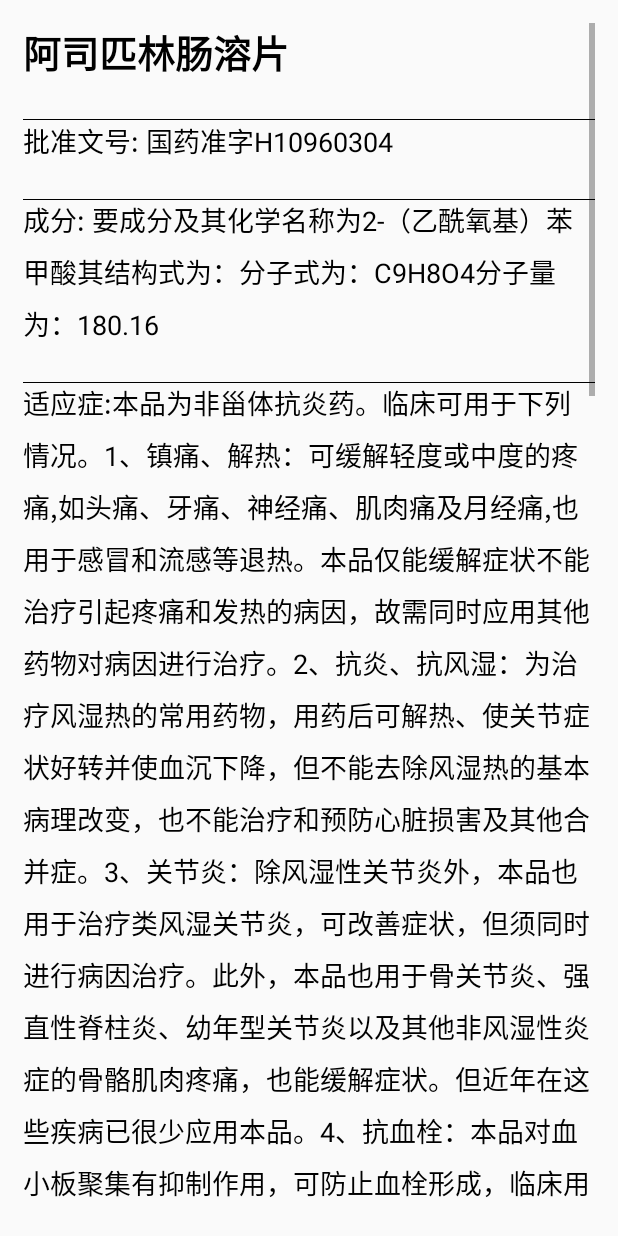
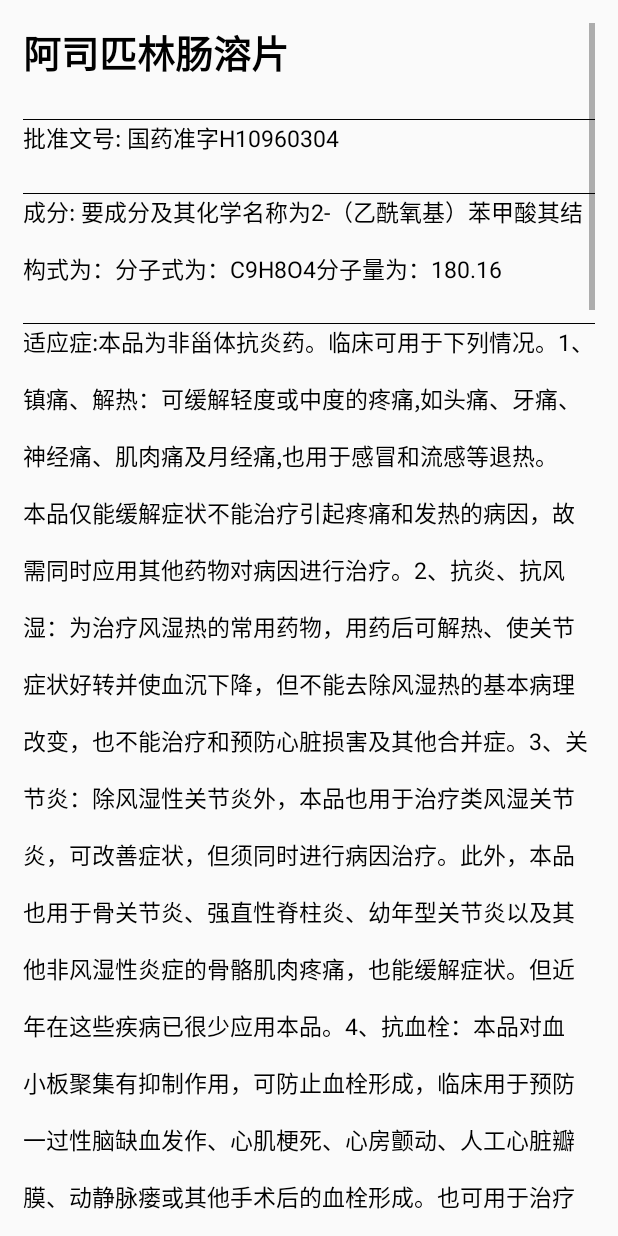
Before and after one commit to jackGWY/XinZangApp, an Android app: the bMedicine1Activity screen opened directly, with no data from a screen before it, on a phone screen of 412 x 824 dp. Run offline under Robolectric (Android 15) with nearby library versions, the phone set to English and light mode, and no system bars; 8 statements that could not run were skipped.

Commit message:
加入a7，改变字体大小和间距 durgText

```diff
--- a/app/src/main/java/com/guo/http/GetDrugInfo.java
+++ b/app/src/main/java/com/guo/http/GetDrugInfo.java
@@ -44,7 +44,7 @@ public class GetDrugInfo implements Callable<List<drugInfo>> {
         List<drugInfo> List2 = null;
         try {
             OkHttpClient client = new OkHttpClient();
-            Request request = new Request.Builder().url("http://192.168.123.226:8080/heart/drug/getDrugInfo").build();
+            Request request = new Request.Builder().url(url).build();
             Response response = client.newCall(request).execute();
             String responseData = response.body().string();
 
--- a/app/src/main/java/com/guo/xinzangapp/medicine/bMedicine1Activity.java
+++ b/app/src/main/java/com/guo/xinzangapp/medicine/bMedicine1Activity.java
@@ -10,7 +10,7 @@ import com.guo.xinzangapp.R;
 
 public class bMedicine1Activity extends AppCompatActivity {
 
-    private TextView a1,a2,a3,a4,a5,a6;
+    private TextView a1,a2,a3,a4,a5,a6,a7;
     @Override
     protected void onCreate(Bundle savedInstanceState) {
         super.onCreate(savedInstanceState);
@@ -26,6 +26,7 @@ public class bMedicine1Activity extends AppCompatActivity {
         a4 = (TextView) findViewById(R.id.drugDetail_a4);
         a5 = (TextView) findViewById(R.id.drugDetail_a5);
         a6 = (TextView) findViewById(R.id.drugDetail_a6);
+        a7 = (TextView) findViewById(R.id.drugDetail_a7);
 
         a1.setText(dInfo.getA1());
         a2.setText(dInfo.getA2());
@@ -33,5 +34,6 @@ public class bMedicine1Activity extends AppCompatActivity {
         a4.setText(dInfo.getA4());
         a5.setText(dInfo.getA5());
         a6.setText(dInfo.getA6());
+        a6.setText(dInfo.getA6());
     }
 }
--- a/app/src/main/res/layout/activity_b_medicine1.xml
+++ b/app/src/main/res/layout/activity_b_medicine1.xml
@@ -19,7 +19,7 @@
             android:id="@+id/drugDetail_a1"
             android:text="阿司匹林肠溶片"
             android:layout_centerVertical="true"
-            android:textColor="#000000"
+            android:textColor="@color/drugTextColor"
             android:textSize="@dimen/medicine_title"
             android:layout_marginBottom="@dimen/medicine_margin_bottom"
             android:textStyle="bold"
@@ -35,7 +35,7 @@
             android:layout_height="wrap_content"
             android:text="批准文号: 国药准字H10960304"
             android:lineSpacingExtra="@dimen/lineSpacingExtra_medicine"
-            android:textColor="#000000"
+            android:textColor="@color/drugTextColor"
             android:textSize="@dimen/medicine_content"
             android:layout_marginBottom="@dimen/medicine_margin_bottom"
             />
@@ -50,7 +50,7 @@
             android:id="@+id/drugDetail_a3"
             android:lineSpacingExtra="@dimen/lineSpacingExtra_medicine"
             android:text="成分: 要成分及其化学名称为2-（乙酰氧基）苯甲酸其结构式为：分子式为：C9H8O4分子量为：180.16"
-            android:textColor="#000000"
+            android:textColor="@color/drugTextColor"
             android:textSize="@dimen/medicine_content"
             android:layout_marginBottom="@dimen/medicine_margin_bottom"
             />
@@ -65,13 +65,13 @@
             android:id="@+id/drugDetail_a4"
             android:lineSpacingExtra="@dimen/lineSpacingExtra_medicine"
             android:text="适应症:本品为非甾体抗炎药。临床可用于下列情况。1、镇痛、解热：可缓解轻度或中度的疼痛,如头痛、牙痛、神经痛、肌肉痛及月经痛,也用于感冒和流感等退热。本品仅能缓解症状不能治疗引起疼痛和发热的病因，故需同时应用其他药物对病因进行治疗。2、抗炎、抗风湿：为治疗风湿热的常用药物，用药后可解热、使关节症状好转并使血沉下降，但不能去除风湿热的基本病理改变，也不能治疗和预防心脏损害及其他合并症。3、关节炎：除风湿性关节炎外，本品也用于治疗类风湿关节炎，可改善症状，但须同时进行病因治疗。此外，本品也用于骨关节炎、强直性脊柱炎、幼年型关节炎以及其他非风湿性炎症的骨骼肌肉疼痛，也能缓解症状。但近年在这些疾病已很少应用本品。4、抗血栓：本品对血小板聚集有抑制作用，可防止血栓形成，临床用于预防一过性脑缺血发作、心肌梗死、心房颤动、人工心脏瓣膜、动静脉瘘或其他手术后的血栓形成。也可用于治疗不稳定型心绞痛。5、儿科用于皮肤粘膜淋巴结综合征(川崎病)的治疗。"
-            android:textColor="#000000"
+            android:textColor="@color/drugTextColor"
             android:textSize="@dimen/medicine_content"
             android:layout_marginBottom="@dimen/medicine_margin_bottom"
             />
         <View
             android:layout_height="1px"
-            android:background="#000000"
+            android:background="@color/drugTextColor"
             android:layout_width="fill_parent">
         </View>
         <TextView
@@ -81,7 +81,7 @@
         android:text="用法用量:1．成人常用量口服。①解热、镇痛,一次0．30．6g，一日3次，必要时敏4小时1次。②抗风湿，一日3～6g，分4次口服。③抑制血小板聚集则应用小剂量，如每日80g～300mg，一日1次。④治疗胆道蛔虫病，一次1g，一日2～3次，连用2～3日；阵发性绞疼停止24小时后停用，然后进行驱虫治疗。2．小儿常用口服①解热、镇痛，每日按体表面积1．5g/m2，分4～6次口服，或每次按体重5～10mg/kg，或每次每岁60mg，必要时4～6小时1次。②抗风湿，每日按体重80～100mg/kg，分3～4次服，如1～2周未获疗效，可根据血药浓度调整用量。有些病例需增至每日130mg/kg。用于小儿皮肤粘膜淋巴结综合征（川崎病），开始每日按体重80～100mg/kg，分3～4次服；热退2～3天后改为每日30mg/kg，分3～4次服，连服2月或更久，血小板增多、血液呈高凝状态期间，每日5～10mg/kg，1次服。"
 
         android:lineSpacingExtra="@dimen/lineSpacingExtra_medicine"
-        android:textColor="#000000"
+        android:textColor="@color/drugTextColor"
         android:textSize="@dimen/medicine_content"
         android:layout_marginBottom="@dimen/medicine_margin_bottom"
         />
@@ -96,7 +96,23 @@
             android:layout_height="wrap_content"
             android:id="@+id/drugDetail_a6"
             android:lineSpacingExtra="@dimen/lineSpacingExtra_medicine"
-            android:textColor="#000000"
+            android:textColor="@color/drugTextColor"
+            android:textSize="@dimen/medicine_content"
+            android:layout_marginBottom="@dimen/medicine_margin_bottom"
+            android:text="不良反应:一般用于解热镇痛的剂量很少引起不良反应。长期大量用药（如治疗风湿热）、尤其当药物血浓度〉200μg/ml时较易出现不良反应。血药浓度愈高，不良反应愈明显。（1）见的有恶心、呕吐、上腹部不适或疼痛（由于本品对胃粘膜的直接刺激引起）等胃肠道反应（发生率3%～9%），停药后多可消失。长期或大剂量服用可有胃肠道出血或溃疡。（2）中枢神经：出现可逆性耳鸣、听力下降，多在服用一定疗程，血药浓度达200～300g/L后出现。（3）过敏反应：出现于0．2%的病人,表现为哮喘、荨麻疹、血管神经性水肿或休克。多为易感者，服药后迅速出现呼吸困难，严重者可致死亡，称为阿司匹林哮喘。有的是阿司匹林过敏、哮喘和鼻息肉三联征，往往与遗传和环境因素有关。（4）肝、肾功能损害，与剂量大小有关，尤其是剂量过大使血药浓度达250μg/ml时易发生。损害均是可逆性的，停药后可恢复。但有引起肾乳头坏死的报道。（5）逾量或中毒表现：①轻度，即水杨酸反应（salicylism），多见于风湿病用本品治疗者，表现为头痛、头晕、耳鸣、耳聋、恶心、呕吐、腹泻、嗜睡、精神紊乱、多汗、呼吸深快、烦渴、手足不自主运动（多见于老年人）及视力障碍等；②重度，可出现血尿、抽搐、幻觉、重症精神紊乱、呼吸困难及无名热等；儿童患者精神及呼吸障碍更明显；过量时实验室检查可有脑电图异常、酸碱平衡改变（呼吸性碱中毒及代谢性酸中毒）、低血糖或高血糖、酮尿、低钠血症、低钾血症及蛋白尿。"
+            />
+        <View
+            android:layout_height="1px"
+            android:background="#000000"
+            android:layout_width="fill_parent">
+        </View>
+
+        <TextView
+            android:layout_width="wrap_content"
+            android:layout_height="wrap_content"
+            android:id="@+id/drugDetail_a7"
+            android:lineSpacingExtra="@dimen/lineSpacingExtra_medicine"
+            android:textColor="@color/drugTextColor"
             android:textSize="@dimen/medicine_content"
             android:layout_marginBottom="@dimen/medicine_margin_bottom"
             android:text="不良反应:一般用于解热镇痛的剂量很少引起不良反应。长期大量用药（如治疗风湿热）、尤其当药物血浓度〉200μg/ml时较易出现不良反应。血药浓度愈高，不良反应愈明显。（1）见的有恶心、呕吐、上腹部不适或疼痛（由于本品对胃粘膜的直接刺激引起）等胃肠道反应（发生率3%～9%），停药后多可消失。长期或大剂量服用可有胃肠道出血或溃疡。（2）中枢神经：出现可逆性耳鸣、听力下降，多在服用一定疗程，血药浓度达200～300g/L后出现。（3）过敏反应：出现于0．2%的病人,表现为哮喘、荨麻疹、血管神经性水肿或休克。多为易感者，服药后迅速出现呼吸困难，严重者可致死亡，称为阿司匹林哮喘。有的是阿司匹林过敏、哮喘和鼻息肉三联征，往往与遗传和环境因素有关。（4）肝、肾功能损害，与剂量大小有关，尤其是剂量过大使血药浓度达250μg/ml时易发生。损害均是可逆性的，停药后可恢复。但有引起肾乳头坏死的报道。（5）逾量或中毒表现：①轻度，即水杨酸反应（salicylism），多见于风湿病用本品治疗者，表现为头痛、头晕、耳鸣、耳聋、恶心、呕吐、腹泻、嗜睡、精神紊乱、多汗、呼吸深快、烦渴、手足不自主运动（多见于老年人）及视力障碍等；②重度，可出现血尿、抽搐、幻觉、重症精神紊乱、呼吸困难及无名热等；儿童患者精神及呼吸障碍更明显；过量时实验室检查可有脑电图异常、酸碱平衡改变（呼吸性碱中毒及代谢性酸中毒）、低血糖或高血糖、酮尿、低钠血症、低钾血症及蛋白尿。"
--- a/app/src/main/res/values/colors.xml
+++ b/app/src/main/res/values/colors.xml
@@ -12,5 +12,6 @@
     <color name="hint">#212121</color>
     <color name="hint2">#727272</color>
     <color name="window_background">#FFF5F5F5</color>
+    <color name="drugTextColor">#000000</color>
 
 </resources>
--- a/app/src/main/res/values/dimens.xml
+++ b/app/src/main/res/values/dimens.xml
@@ -5,10 +5,10 @@
     <dimen name="spacing">32dp</dimen>
     <dimen name="registered">15dp</dimen>
     <dimen name="medicine_title">25sp</dimen>
-    <dimen name="medicine_content">18sp</dimen>
+    <dimen name="medicine_content">15sp</dimen>
     <dimen name="medicine_margin_bottom">25dp</dimen>
-    <dimen name="lineSpacingExtra_medicine">8dp</dimen>
-    <dimen name="medicineTextListSize">25sp</dimen>
+    <dimen name="lineSpacingExtra_medicine">15dp</dimen>
+    <dimen name="medicineTextListSize">20sp</dimen>
     <dimen name="medicineArtical">18sp</dimen>
     <!--指标名目大小-->
     <dimen name="indexText">20sp</dimen>
@@ -16,5 +16,5 @@
     <dimen name="indexMarginBottom">10dp</dimen>
 
     <dimen name="druglistItemMarginTop">10dp</dimen>
-    <dimen name="druglistTextPadding">20dp</dimen>
+    <dimen name="druglistTextPadding">10dp</dimen>
 </resources>
```
Also changed, not shown: app/src/main/java/com/guo/beans/drugInfo.java (+11 -1 lines).
